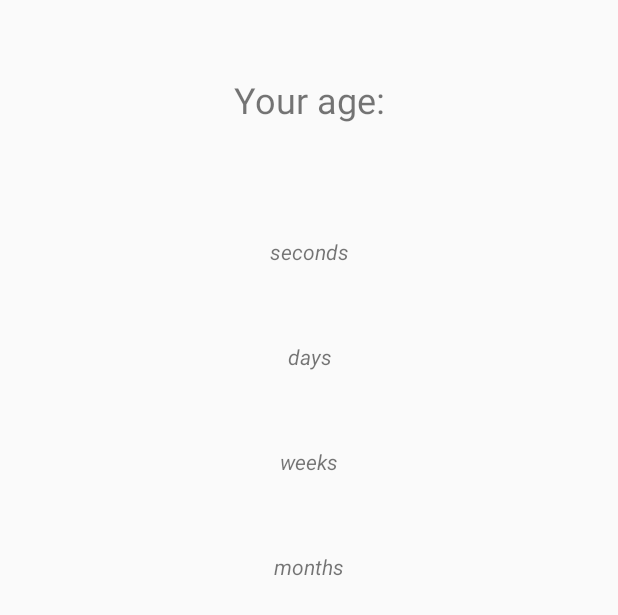
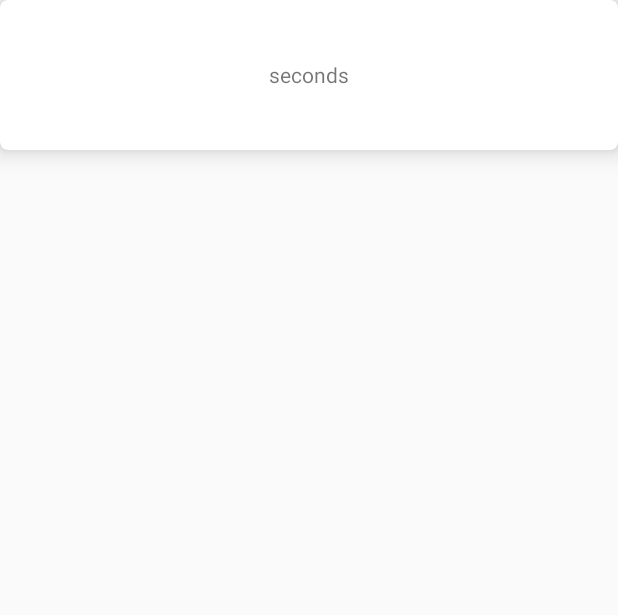
Before and after one commit to knjk04/ageCalculator, an Android app: the layout activity_calculated_age.xml on its own in the app's theme, with its tools: preview values and no code run, on a phone screen of 412 x 824 dp. Shown: the top 615 px of the screen. Run offline under Robolectric (Android 15) with nearby library versions, the phone set to English and light mode, and no system bars.

Commit message:
Got one card working

```diff
--- a/app/build.gradle
+++ b/app/build.gradle
@@ -25,4 +25,9 @@ dependencies {
     testImplementation 'junit:junit:4.12'
     androidTestImplementation 'com.android.support.test:runner:1.0.2'
     androidTestImplementation 'com.android.support.test.espresso:espresso-core:3.0.2'
+
+    implementation 'com.android.support:cardview-v7:27.0.2'
+//    implementation 'com.android.support:cardview-v7:25.1.0'
+
+    implementation 'com.android.support:recyclerview-v7:28.0.0-alpha3'
 }
--- a/app/src/main/res/layout/activity_calculated_age.xml
+++ b/app/src/main/res/layout/activity_calculated_age.xml
@@ -8,49 +8,74 @@
     android:orientation="vertical"
     tools:context=".CalculatedAgeActivity">
 
-    <TextView
-        android:id="@+id/textView24"
+    <!--<TextView-->
+        <!--android:id="@+id/textView24"-->
+        <!--android:layout_width="match_parent"-->
+        <!--android:layout_height="wrap_content"-->
+        <!--android:text="@string/your_age_text"-->
+        <!--android:textAlignment="center"-->
+        <!--android:layout_margin="50dp"-->
+        <!--android:textSize="24sp" />-->
+
+    <!--<TextView-->
+        <!--android:id="@+id/secondsTextView"-->
+        <!--android:layout_width="match_parent"-->
+        <!--android:layout_height="wrap_content"-->
+        <!--android:layout_margin="25dp"-->
+        <!--android:text="@string/calc_seconds"-->
+        <!--android:textAlignment="center"-->
+        <!--android:textStyle="italic" />-->
+
+    <!--<TextView-->
+        <!--android:id="@+id/daysTextView"-->
+        <!--android:layout_width="match_parent"-->
+        <!--android:layout_height="wrap_content"-->
+        <!--android:layout_margin="25dp"-->
+        <!--android:text="@string/calc_days"-->
+        <!--android:textAlignment="center"-->
+        <!--android:textStyle="italic" />-->
+
+    <!--<TextView-->
+        <!--android:id="@+id/weeksTextView"-->
+        <!--android:layout_width="match_parent"-->
+        <!--android:layout_height="wrap_content"-->
+        <!--android:layout_margin="25dp"-->
+        <!--android:text="@string/calc_weeks"-->
+        <!--android:textAlignment="center"-->
+        <!--android:textStyle="italic" />-->
+
+    <!--<TextView-->
+        <!--android:id="@+id/monthsTextView"-->
+        <!--android:layout_width="match_parent"-->
+        <!--android:layout_height="wrap_content"-->
+        <!--android:layout_margin="25dp"-->
+        <!--android:text="@string/calc_months"-->
+        <!--android:textAlignment="center"-->
+        <!--android:textStyle="italic" />-->
+
+    <android.support.v7.widget.CardView
         android:layout_width="match_parent"
-        android:layout_height="wrap_content"
-        android:text="@string/your_age_text"
-        android:textAlignment="center"
-        android:layout_margin="50dp"
-        android:textSize="24sp" />
+        android:layout_height="100dp"
+        app:cardCornerRadius="5dp"
+        app:cardElevation="10dp"
+        app:contentPaddingRight="10dp"
+        app:contentPaddingLeft="10dp"
+        app:cardMaxElevation="15dp">
 
-    <TextView
-        android:id="@+id/secondsTextView"
-        android:layout_width="match_parent"
-        android:layout_height="wrap_content"
-        android:layout_margin="25dp"
-        android:text="@string/calc_seconds"
-        android:textAlignment="center"
-        android:textStyle="italic" />
+        <RelativeLayout
+            android:layout_width="match_parent"
+            android:layout_height="match_parent">
 
-    <TextView
-        android:id="@+id/daysTextView"
-        android:layout_width="match_parent"
-        android:layout_height="wrap_content"
-        android:layout_margin="25dp"
-        android:text="@string/calc_days"
-        android:textAlignment="center"
-        android:textStyle="italic" />
+            <TextView
+                android:id="@+id/secondsTextViewCard"
+                android:layout_width="match_parent"
+                android:layout_height="match_parent"
+                android:gravity="center"
+                android:text="@string/calc_seconds" />
 
-    <TextView
-        android:id="@+id/weeksTextView"
-        android:layout_width="match_parent"
-        android:layout_height="wrap_content"
-        android:layout_margin="25dp"
-        android:text="@string/calc_weeks"
-        android:textAlignment="center"
-        android:textStyle="italic" />
+        </RelativeLayout>
 
-    <TextView
-        android:id="@+id/monthsTextView"
-        android:layout_width="match_parent"
-        android:layout_height="wrap_content"
-        android:layout_margin="25dp"
-        android:text="@string/calc_months"
-        android:textAlignment="center"
-        android:textStyle="italic" />
+
+    </android.support.v7.widget.CardView>
 
 </LinearLayout>
```
Also changed, not shown: app/src/main/java/com/example/karan/agecalculator/CalculatedAgeActivity.java (+47 -20 lines), app/src/main/java/com/example/karan/agecalculator/ConvertedVal.java (added, +14 -0 lines), app/src/main/java/com/example/karan/agecalculator/RecyclerViewAdapter.java (added, +55 -0 lines), app/src/main/res/layout/recyclerview_activity.xml (added, +12 -0 lines), 2 other files.
